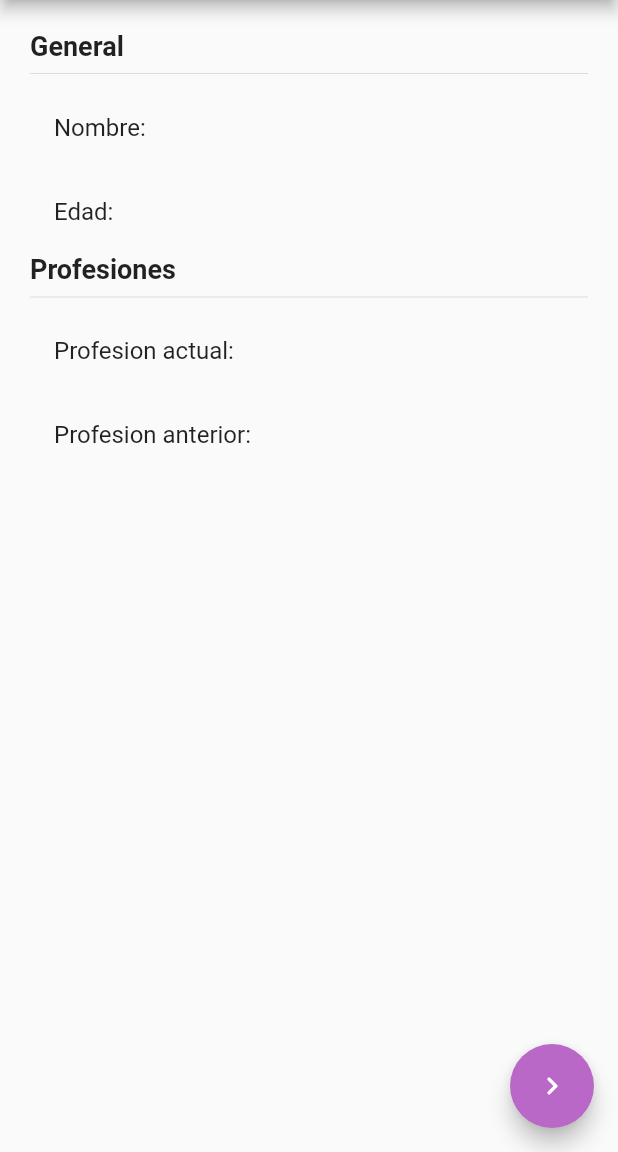
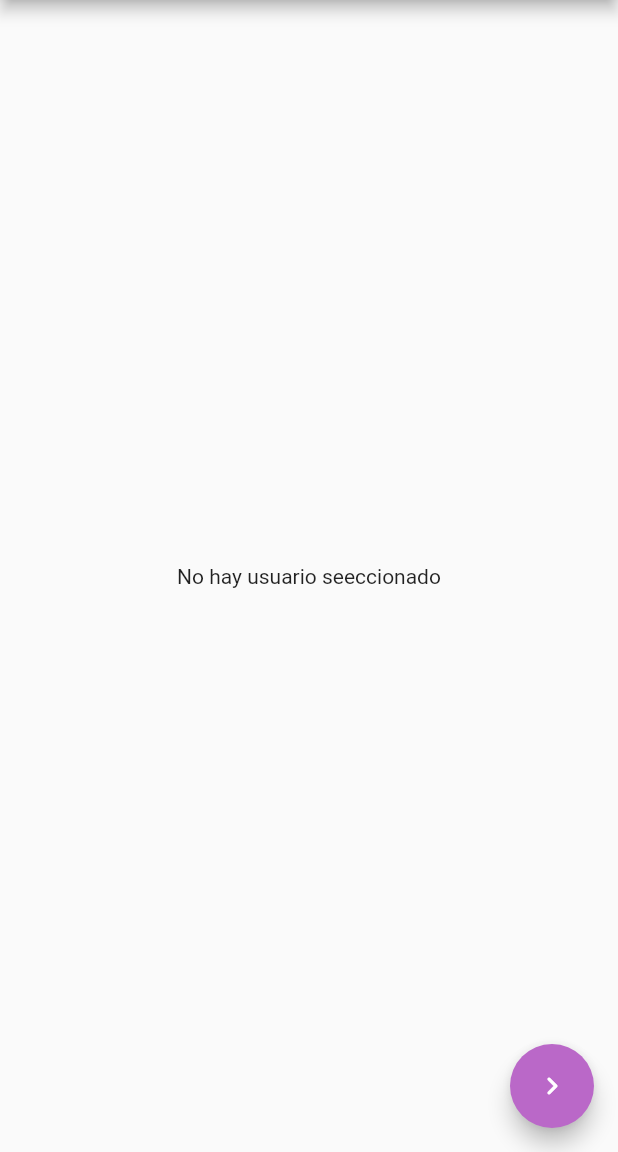
Before and after one commit to YhonattanZ/Manejadores-de-estado, a Flutter app: the screen it shows after launch, on a phone screen of 412 x 824 dp, the part 84-1236 px from its top. Run offline on Flutter 3.47's test engine with Material 2 defaults, Android fonts, the phone set to English and light mode, and no system bars; our stand-ins replace get.

Commit message:
GetX Listo

```diff
--- /dev/null
+++ b/lib/controllers/usuario_controller.dart
@@ -0,0 +1,28 @@
+import 'package:estados_singleton/models/usuario.dart';
+import 'package:get/get.dart';
+
+class UsuarioController extends GetxController {
+  var existeUsuario = false.obs;
+  var usuario = Usuario().obs;
+
+  get profesionesCount {
+    return usuario.value.profesiones?.length;
+  }
+
+  void cargarUsuario(Usuario pUsuario) {
+    existeUsuario.value = true;
+    usuario.value = pUsuario;
+  }
+
+  void cambiarEdad(int edad) {
+    usuario.update((value) {
+      value?.edad = edad;
+    });
+  }
+
+  void agregarProfesion(String profesion) {
+    usuario.update((value) {
+      value?.profesiones = [...?value.profesiones, profesion];
+    });
+  }
+}
--- a/lib/main.dart
+++ b/lib/main.dart
@@ -1,6 +1,8 @@
+import 'package:flutter/material.dart';
+import 'package:get/get.dart';
+
 import 'package:estados_singleton/pages/pagina1.dart';
 import 'package:estados_singleton/pages/pagina2.dart';
-import 'package:flutter/material.dart';
 
 void main() => runApp(const MyApp());
 
@@ -9,14 +11,14 @@ class MyApp extends StatelessWidget {
 
   @override
   Widget build(BuildContext context) {
-    return MaterialApp(
+    return GetMaterialApp(
       debugShowCheckedModeBanner: false,
       title: 'Material App',
       initialRoute: 'pagina1',
-      routes: {
-        'pagina1': (_) => const Pagina1(),
-        'pagina2': (_) => const Pagina2()
-      },
+      getPages: [
+        GetPage(name: '/pagina2', page: (() => const Pagina2())),
+        GetPage(name: '/pagina1', page: (() => const Pagina1()))
+      ],
     );
   }
 }
--- a/lib/models/usuario.dart
+++ b/lib/models/usuario.dart
@@ -1,6 +1,6 @@
 class Usuario {
   String? nombre;
-  String? edad;
+  int? edad;
   List<String>? profesiones;
 
   Usuario({this.edad, this.nombre, this.profesiones});
--- a/lib/pages/pagina1.dart
+++ b/lib/pages/pagina1.dart
@@ -1,21 +1,28 @@
+import 'package:estados_singleton/controllers/usuario_controller.dart';
+import 'package:estados_singleton/models/usuario.dart';
+import 'package:estados_singleton/pages/pagina2.dart';
 import 'package:flutter/material.dart';
+import 'package:get/get.dart';
 
 class Pagina1 extends StatelessWidget {
   const Pagina1({super.key});
 
   @override
   Widget build(BuildContext context) {
+    final usuarioCtrl = Get.put(UsuarioController());
     return Scaffold(
       appBar: AppBar(
         centerTitle: true,
         backgroundColor: Colors.blue[400],
         title: const Text('Pagina 1'),
       ),
-      body: const InfoUsuario(),
+      body: Obx(() => usuarioCtrl.existeUsuario.value
+          ? InfoUsuario(usuario: usuarioCtrl.usuario.value)
+          : const NoInfo()),
       floatingActionButton: FloatingActionButton(
         backgroundColor: Colors.purple[300],
         onPressed: () {
-          Navigator.pushReplacementNamed(context, 'pagina2');
+          Get.to(() => const Pagina2());
         },
         child: const Icon(
           Icons.navigate_next_rounded,
@@ -26,10 +33,21 @@ class Pagina1 extends StatelessWidget {
   }
 }
 
+class NoInfo extends StatelessWidget {
+  const NoInfo({super.key});
+
+  @override
+  Widget build(BuildContext context) {
+    return Container(
+      child: const Center(child: Text('No hay usuario seeccionado')),
+    );
+  }
+}
+
 class InfoUsuario extends StatelessWidget {
-  const InfoUsuario({
-    Key? key,
-  }) : super(key: key);
+  final Usuario usuario;
+
+  const InfoUsuario({super.key, required this.usuario});
 
   @override
   Widget build(BuildContext context) {
@@ -39,29 +57,25 @@ class InfoUsuario extends StatelessWidget {
       width: double.infinity,
       child: Column(
           crossAxisAlignment: CrossAxisAlignment.start,
-          children: const <Widget>[
-            Text(
+          children: <Widget>[
+            const Text(
               'General',
               style: TextStyle(fontSize: 18, fontWeight: FontWeight.w600),
             ),
-            Divider(),
+            const Divider(),
             ListTile(
-              title: Text('Nombre: '),
+              title: Text('Nombre: ${usuario.nombre}'),
             ),
             ListTile(
-              title: Text('Edad: '),
+              title: Text('Edad: ${usuario.edad}'),
             ),
-            Text(
+            const Text(
               'Profesiones',
               style: TextStyle(fontSize: 18, fontWeight: FontWeight.w600),
             ),
-            Divider(),
-            ListTile(
-              title: Text('Profesion actual: '),
-            ),
-            ListTile(
-              title: Text('Profesion anterior: '),
-            ),
+            const Divider(),
+            ...?usuario.profesiones
+                ?.map((value) => ListTile(title: Text(value)))
           ]),
     );
   }
--- a/pubspec.yaml
+++ b/pubspec.yaml
@@ -36,6 +36,7 @@ dependencies:
   # The following adds the Cupertino Icons font to your application.
   # Use with the CupertinoIcons class for iOS style icons.
   cupertino_icons: ^1.0.2
+  get: ^4.6.5
 
 dev_dependencies:
   flutter_test:
```
Also changed, not shown: lib/pages/pagina2.dart (+30 -5 lines), pubspec.lock.
